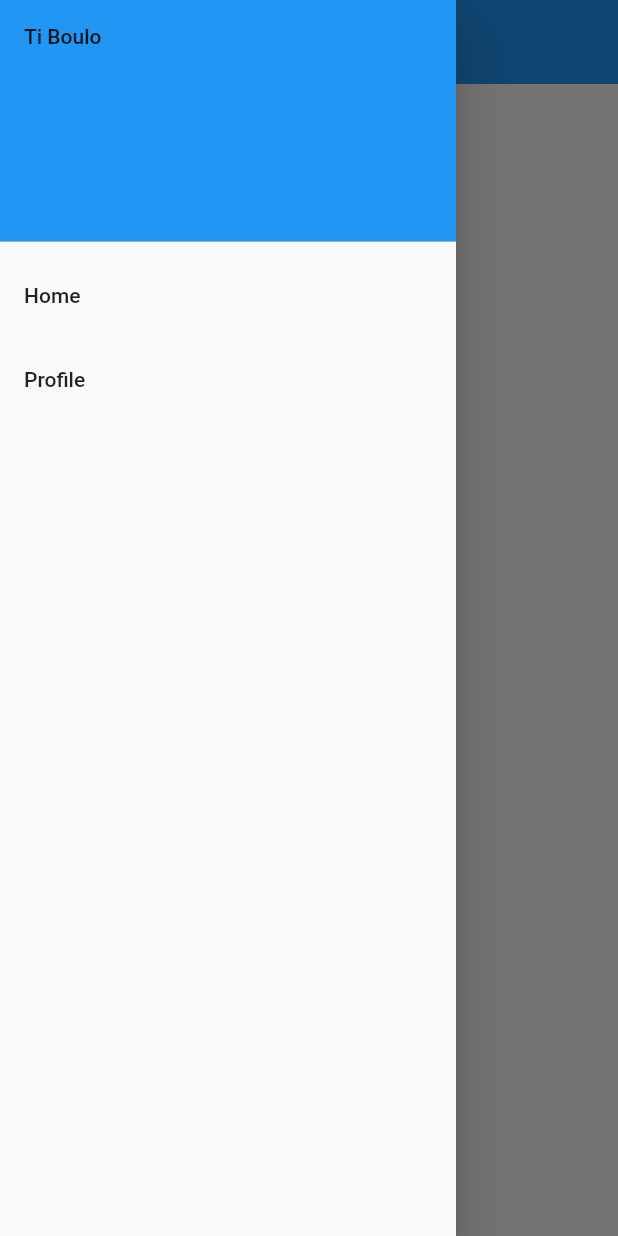
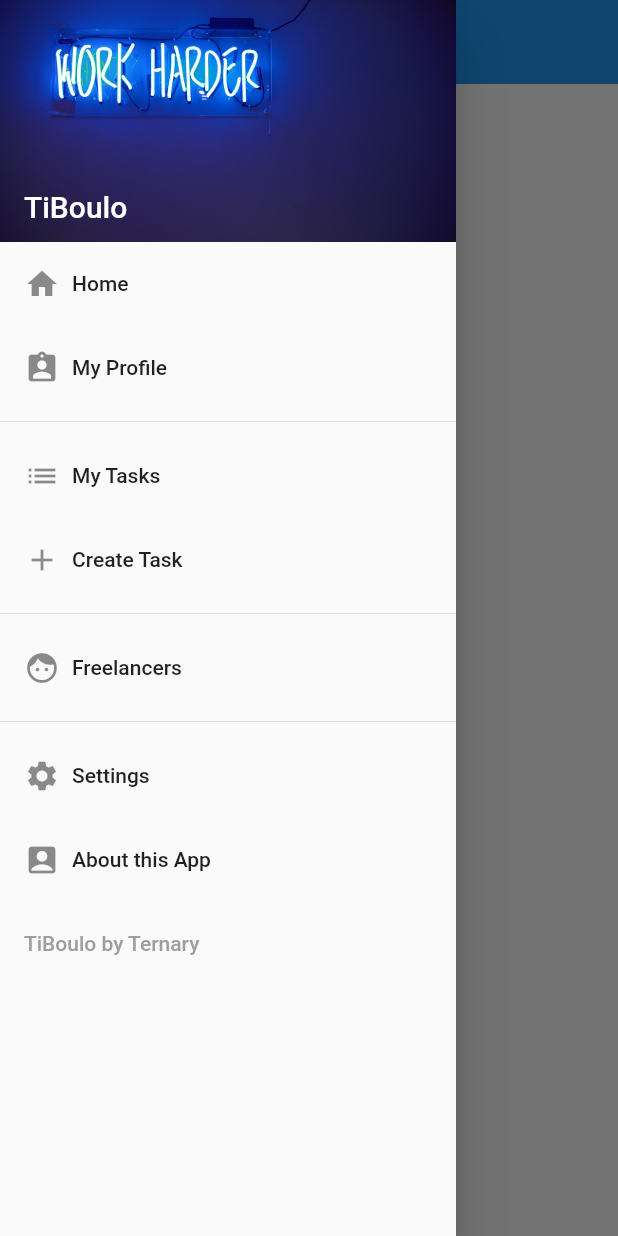
Before and after one commit to yuvraj108c/Ti-boulo, a Flutter app: the ProfileScreen screen opened by its route, with the side drawer open, on a phone screen of 412 x 824 dp. Run offline on Flutter 3.47's test engine with Material 2 defaults, Android fonts, the phone set to English and light mode, and no system bars; our stand-ins replace google_maps_flutter; missing offline and left inert: date_range_picker, flutter_tagging, google_map_location_picker, google_maps_place_picker; network calls fail.

Commit message:
Hirer Drawer

```diff
--- /dev/null
+++ b/lib/routes.dart
@@ -0,0 +1,6 @@
+class Routes {
+  static const String home = '/home';
+  static const String profile = '/profile';
+  static const String task = '/task';
+  static const String location = '/location';
+}
--- a/lib/widgets/MyDrawer.dart
+++ b/lib/widgets/MyDrawer.dart
@@ -1,29 +1,81 @@
 import 'package:flutter/material.dart';
+
+import '../routes.dart';
 
 class MyDrawer extends StatelessWidget {
   @override
   Widget build(BuildContext context) {
     return Drawer(
-      child: ListView(children: <Widget>[
-        DrawerHeader(
-          child: Text('Ti Boulo'),
-          decoration: BoxDecoration(
-            color: Colors.blue,
+      child: ListView(
+        padding: EdgeInsets.zero,
+        children: <Widget>[
+          _createHeader(),
+          _createDrawerItem(
+              icon: Icons.home,
+              text: 'Home',
+              onTap: () =>
+                  Navigator.pushReplacementNamed(context, Routes.home)),
+          _createDrawerItem(icon: Icons.assignment_ind, text: 'My Profile'),
+
+          Divider(),
+          _createDrawerItem(
+            icon: Icons.list,
+            text: 'My Tasks',
+            // onTap: () =>
+            //     Navigator.pushReplacementNamed(context, Routes.notes)
           ),
-        ),
-        ListTile(
-          title: Text('Home'),
-          onTap: () {
-            Navigator.popAndPushNamed(context, '/home');
-          },
-        ),
-        ListTile(
-          title: Text('Profile'),
-          onTap: () {
-            Navigator.popAndPushNamed(context, '/profile');
-          },
-        ),
-      ]),
+          _createDrawerItem(
+            icon: Icons.add,
+            text: 'Create Task',
+            onTap: () =>
+                Navigator.pushReplacementNamed(context, Routes.task)
+          ),
+          Divider(),
+          _createDrawerItem(icon: Icons.face, text: 'Freelancers'),
+          Divider(),
+          _createDrawerItem(icon: Icons.settings, text: 'Settings'),
+          _createDrawerItem(icon: Icons.account_box, text: 'About this App'),
+          ListTile(
+            title: Text('TiBoulo by Ternary', style: TextStyle(color: Colors.grey),),
+            onTap: () {},
+          ),
+        ],
+      ),
+    );
+  }
+
+  Widget _createHeader() {
+    return DrawerHeader(
+        margin: EdgeInsets.zero,
+        padding: EdgeInsets.zero,
+        decoration: BoxDecoration(
+            image: DecorationImage(
+                fit: BoxFit.fill, image: AssetImage('assets/images/card_bg.jpg'))),
+        child: Stack(children: <Widget>[
+          Positioned(
+              bottom: 12.0,
+              left: 16.0,
+              child: Text("TiBoulo",
+                  style: TextStyle(
+                      color: Colors.white,
+                      fontSize: 20.0,
+                      fontWeight: FontWeight.w500))),
+        ]));
+  }
+
+  Widget _createDrawerItem(
+      {IconData icon, String text, GestureTapCallback onTap}) {
+    return ListTile(
+      title: Row(
+        children: <Widget>[
+          Icon(icon),
+          Padding(
+            padding: EdgeInsets.only(left: 8.0),
+            child: Text(text),
+          )
+        ],
+      ),
+      onTap: onTap,
     );
   }
 }
--- a/pubspec.yaml
+++ b/pubspec.yaml
@@ -44,8 +44,8 @@ flutter:
   # the material Icons class.
   uses-material-design: true
   # To add assets to your application, add an assets section, like this:
-  # assets:
-  #  - images/a_dot_burr.jpeg
+  assets:
+   - assets/images/card_bg.jpg
   #  - images/a_dot_ham.jpeg
   # An image asset can refer to one or more resolution-specific "variants", see
   # https://flutter.dev/assets-and-images/#resolution-aware.
```
Also changed, not shown: lib/main.dart (+7 -2 lines), lib/screens/Location.dart (added, +129 -0 lines), lib/screens/Task.dart (+9 -9 lines), lib/utils/app_theme.dart (added, +89 -0 lines), assets/images/card_bg.jpg (added), lib/utils/Validator.dart (renamed from lib/screens/utils/Validator.dart).
